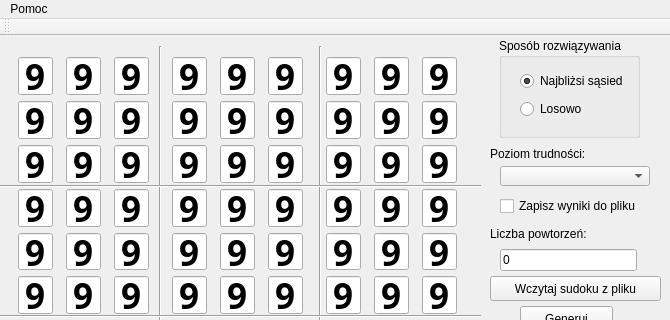
Above: GUI/sudokugui.ui from Insekt0/lubie_placki before the change; both pictures show x 0 to 670 and y 0 to 320 of the 670 by 483 pixel window. Below: the same form after it.
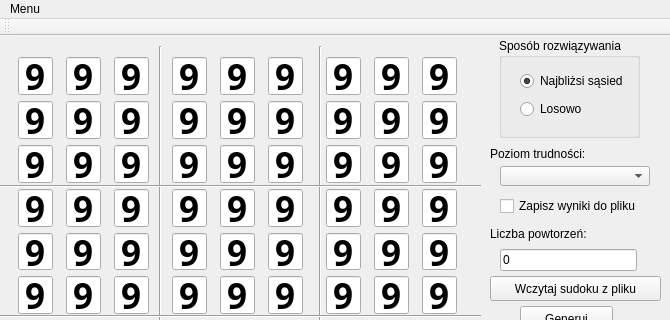
That is the form after the change.

Commit message: woob woob woob

```diff
--- a/GUI/sudokugui.ui
+++ b/GUI/sudokugui.ui
@@ -4353,7 +4353,7 @@
    </property>
    <widget class="QMenu" name="menuMenu">
     <property name="title">
-     <string>Pomoc</string>
+     <string>Menu</string>
     </property>
     <addaction name="aboutAuthors"/>
     <addaction name="close"/>
```
